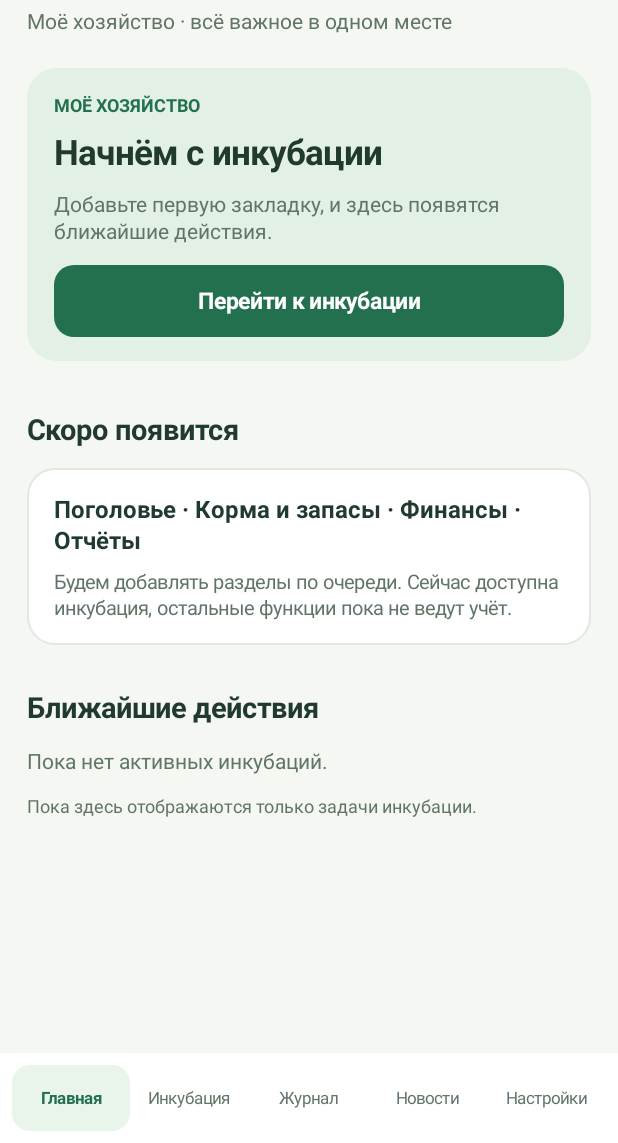
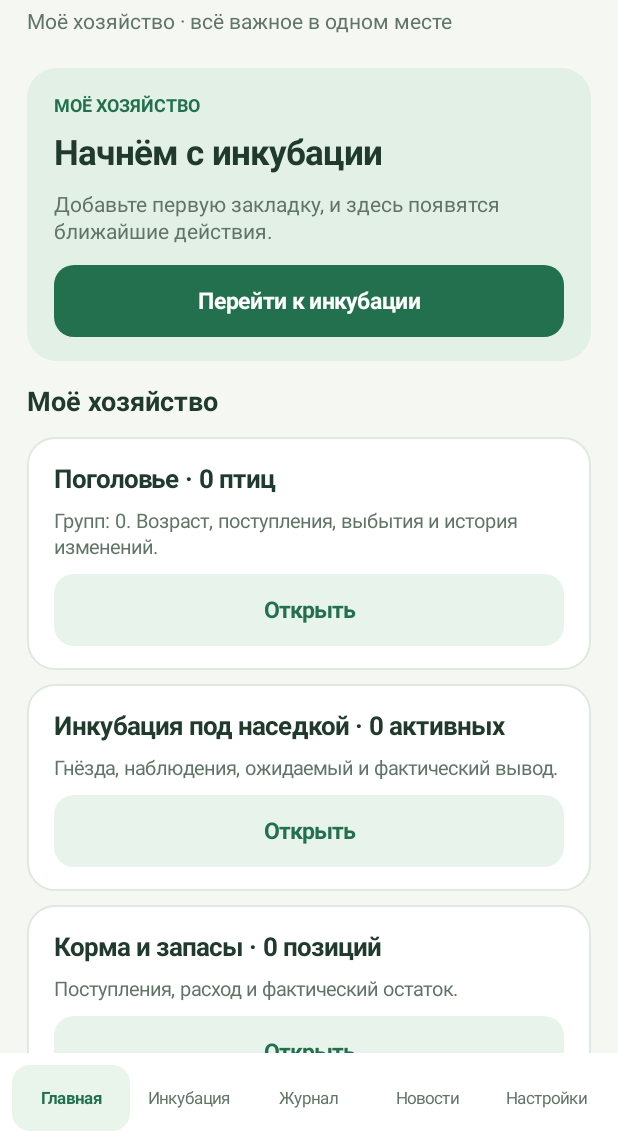
Before and after one commit to DarrenDorr/nasedka-android, an Android app: the screen it shows after launch (MainActivity), on a phone screen of 412 x 824 dp, the part 93-1236 px from its top. Run offline under Robolectric (Android 15) with nearby library versions, the phone set to English and light mode, and no system bars.

Commit message:
feat(app): wire farm modules and hen-incubation screens, link completed hatches to flock

```diff
--- a/app/build.gradle
+++ b/app/build.gradle
@@ -10,8 +10,8 @@ android {
         applicationId 'org.nasedka.app'
         minSdk 26
         targetSdk 36
-        versionCode 12
-        versionName '0.5.1-dev'
+        versionCode 13
+        versionName '0.6.0-dev'
         testInstrumentationRunner 'android.test.InstrumentationTestRunner'
     }
 
--- a/app/src/main/java/org/nasedka/app/MainActivity.java
+++ b/app/src/main/java/org/nasedka/app/MainActivity.java
@@ -51,8 +51,9 @@ public final class MainActivity extends Activity {
     private static final String STATE_TAB = "nasedka_tab";
     private static final String STATE_BATCH = "nasedka_selected_batch";
     private static final String STATE_EXPORT_BATCH = "nasedka_export_batch";
+    private static final String STATE_FARM_PAGE = "nasedka_farm_page";
     private static final int TAB_FARM = 0, TAB_INCUBATION = 1, TAB_JOURNAL = 2;
-    private static final int TAB_NEWS = 3, TAB_SETTINGS = 4, TAB_GUIDES = 5;
+    private static final int TAB_NEWS = 3, TAB_SETTINGS = 4, TAB_GUIDES = 5, TAB_NESTS = 6;
     private final ZoneId zone = ZoneId.systemDefault();
     private LinearLayout root;
     private LinearLayout body;
@@ -60,6 +61,7 @@ public final class MainActivity extends Activity {
     private int tab = 0;
     private long selectedBatch = -1;
     private long exportingBatch = -1;
+    private int farmPage = 0;
 
     @Override public void onCreate(Bundle savedInstanceState) {
         super.onCreate(savedInstanceState);
@@ -91,6 +93,7 @@ public final class MainActivity extends Activity {
             tab = savedInstanceState.getInt(STATE_TAB, TAB_FARM);
             selectedBatch = savedInstanceState.getLong(STATE_BATCH, -1);
             exportingBatch = savedInstanceState.getLong(STATE_EXPORT_BATCH, -1);
+            farmPage = savedInstanceState.getInt(STATE_FARM_PAGE, 0);
         }
         render();
     }
@@ -99,6 +102,7 @@ public final class MainActivity extends Activity {
         outState.putInt(STATE_TAB, tab);
         outState.putLong(STATE_BATCH, selectedBatch);
         outState.putLong(STATE_EXPORT_BATCH, exportingBatch);
+        outState.putInt(STATE_FARM_PAGE, farmPage);
         super.onSaveInstanceState(outState);
     }
 
@@ -133,6 +137,8 @@ public final class MainActivity extends Activity {
 
     @Override public void onBackPressed() {
         if (selectedBatch > 0) { selectedBatch = -1; tab = TAB_INCUBATION; render(); }
+        else if (tab == TAB_NESTS) { tab = TAB_INCUBATION; render(); }
+        else if (tab == TAB_FARM && farmPage != 0) { farmPage = 0; render(); }
         else if (tab == TAB_GUIDES) { tab = TAB_INCUBATION; render(); }
         else if (tab != TAB_FARM) { tab = TAB_FARM; render(); }
         else super.onBackPressed();
@@ -154,6 +160,8 @@ public final class MainActivity extends Activity {
         body.removeAllViews();
         bottom.removeAllViews();
         if (selectedBatch > 0 && tab == TAB_INCUBATION) showDetails();
+        else if (tab == TAB_NESTS) farmScreens().render(FarmScreens.NESTS);
+        else if (tab == TAB_FARM && farmPage != 0) farmScreens().render(farmPage);
         else if (tab == TAB_FARM) showFarmHome();
         else if (tab == TAB_INCUBATION) showIncubationHome();
         else if (tab == TAB_JOURNAL) showJournal();
@@ -167,13 +175,13 @@ public final class MainActivity extends Activity {
         String[] names = {"Главная", "Инкубация", "Журнал", "Новости", "Настройки"};
         for (int i = 0; i < names.length; i++) {
             int index = i;
-            boolean selected = tab == i || (tab == TAB_GUIDES && i == TAB_INCUBATION);
+            boolean selected = tab == i || ((tab == TAB_GUIDES || tab == TAB_NESTS) && i == TAB_INCUBATION);
             TextView item = Ui.text(this, names[i], 11, selected ? Ui.GREEN : Ui.MUTED, selected);
             item.setGravity(Gravity.CENTER); item.setMinHeight(Ui.dp(this, 44));
             item.setBackground(Ui.bg(selected ? 0xFFE9F5EB : Color.WHITE, 12, 0, 0, this));
             bottom.addView(item, new LinearLayout.LayoutParams(0, -2, 1));
             item.setClickable(true); item.setFocusable(true);
-            item.setOnClickListener(v -> { tab = index; selectedBatch = -1; render(); });
+            item.setOnClickListener(v -> { tab = index; selectedBatch = -1; farmPage=0; render(); });
         }
     }
 
@@ -205,6 +213,20 @@ public final class MainActivity extends Activity {
 
     private List<Batch> all() { try (Db db = new Db(this)) { return db.allBatches(); } }
 
+    private FarmScreens farmScreens() {
+        return new FarmScreens(this, body, this::render,
+                () -> {
+                    if (tab == TAB_NESTS) tab = TAB_INCUBATION;
+                    else { tab = TAB_FARM; farmPage = 0; }
+                    render();
+                },
+                page -> {
+                    if (page == FarmScreens.NESTS) tab = TAB_NESTS;
+                    else { tab = TAB_FARM; farmPage = page; }
+                    render();
+                });
+    }
+
     private void showFarmHome() {
         title("Наседка", "Моё хозяйство · всё важное в одном месте");
         List<Batch> batches = all();
@@ -232,16 +254,7 @@ public final class MainActivity extends Activity {
             Ui.addMargin(body, warning, this, 12);
         }
 
-        section("Скоро появится");
-        LinearLayout planned = Ui.card(this);
-        Ui.addMargin(planned, Ui.text(this,
-                "Поголовье · Корма и запасы · Финансы · Отчёты",
-                16, Ui.DARK, true), this, 8);
-        planned.addView(Ui.text(this,
-                "Будем добавлять разделы по очереди. Сейчас доступна инкубация, "
-                + "остальные функции пока не ведут учёт.",
-                13, Ui.MUTED, false));
-        Ui.addMargin(body, planned, this, 10);
+        farmScreens().appendHome();
 
         section("Ближайшие действия");
         long now = System.currentTimeMillis();
@@ -274,7 +287,8 @@ public final class MainActivity extends Activity {
             Ui.addMargin(body, task, this, 10);
         }
         Ui.addMargin(body, Ui.text(this,
-                "Пока здесь отображаются только задачи инкубации.",
+                "Задачи поголовья и ухода доступны в разделе «Моё хозяйство → Задачи». "
+                + "Для них пока не настроены отдельные Android-уведомления.",
                 12, Ui.MUTED, false), this, 10);
     }
 
@@ -283,17 +297,12 @@ public final class MainActivity extends Activity {
         LinearLayout choices = Ui.card(this);
         Ui.addMargin(choices, Ui.text(this, "Способ инкубации", 18, Ui.DARK, true), this, 8);
         Ui.addMargin(choices, Ui.text(this,
-                "В инкубаторе — сначала подбор модели и проверка готовности, затем закладка и календарь. Под наседкой — отдельный будущий сценарий.",
+                "В инкубаторе — подбор модели, подготовка и календарь. Под наседкой — отдельный дневник птицы и гнезда.",
                 13, Ui.MUTED, false), this, 12);
         Ui.addMargin(choices, button("В инкубаторе · подготовка и закладка",
                 true, this::beginIncubatorPreparation), this, 9);
-        choices.addView(button("Под наседкой · в разработке", false, () ->
-                new AlertDialog.Builder(this)
-                        .setTitle("Естественное насиживание")
-                        .setMessage("Отдельный дневник и подсказки по уходу за наседкой "
-                                + "будут реализованы следующим этапом. "
-                                + "Пока нельзя создавать такую закладку как инкубаторную.")
-                        .setPositiveButton("Понятно", null).show()));
+        choices.addView(button("Под наседкой · дневник и закладки", false,
+                () -> { tab = TAB_NESTS; render(); }));
         Ui.addMargin(body, choices, this, 13);
         List<Batch> batches = all();
         long count = batches.stream().filter(b -> b.active).count();
@@ -331,7 +340,7 @@ public final class MainActivity extends Activity {
             LinearLayout card = Ui.card(this);
             int day = b.dayAt(System.currentTimeMillis(), zone);
             Ui.addMargin(card, Ui.text(this, b.name, 19, Ui.DARK, true), this, 5);
-            Ui.addMargin(card, Ui.text(this, b.species + " • " + b.eggs + " яиц • " + (b.active ? "День " + day + " из " + b.duration : "Завершена"),
+            Ui.addMargin(card, Ui.text(this, b.species + " • " + DailyTimeline.eggs(b.eggs) + " • " + (b.active ? "День " + day + " из " + b.duration : "Завершена"),
                     14, Ui.MUTED, false), this, 10);
             row(card, "Ожидаемый вывод", niceDate(b.dueAt(zone)));
             if (b.active) progress(card, Math.min(1f, (float) day / b.duration));
@@ -453,7 +462,26 @@ public final class MainActivity extends Activity {
         Ui.addMargin(body, button("Экспортировать историю в CSV", false, () -> exportStart(b)), this, 8);
         Ui.addMargin(body, button("Изменить закладку", false, () -> editBatch(b)), this, 8);
         if (b.active) Ui.addMargin(body, button("Завершить инкубацию", false, () -> finish(b)), this, 8);
+        if (!b.active && b.hatched>0) {
+            boolean transferred;
+            try(FarmDb db=new FarmDb(this)) { transferred=db.incubatorTransferred(b.id); }
+            if(transferred) Ui.addMargin(body,Ui.text(this,
+                    "✓ Молодняк из этой закладки уже учтён в поголовье.",
+                    13,Ui.GREEN,true),this,8);
+            else Ui.addMargin(body,button("Перенести птенцов в поголовье",false,
+                    ()->farmScreens().transferIncubator(b)),this,8);
+        }
         else Ui.addMargin(body, button("Возобновить закладку", false, () -> {
+            try(FarmDb db=new FarmDb(this)) {
+                if(db.incubatorTransferred(b.id)) {
+                    new AlertDialog.Builder(this)
+                            .setMessage("Молодняк из этого вывода уже перенесён в поголовье. "
+                                    + "Повторное открытие партии может нарушить историю. "
+                                    + "Для нового вывода создайте новую закладку.")
+                            .setPositiveButton("Понятно",null).show();
+                    return;
+                }
+            }
             new AlertDialog.Builder(this).setMessage("Вернуть закладку в активные? Будущие напоминания снова появятся.")
                     .setNegativeButton("Отмена", null).setPositiveButton("Возобновить", (dialog, which) -> {
                         b.active = true; try (Db db = new Db(this)) { db.saveBatch(b); }
```
Also changed, not shown: 3 other files.
